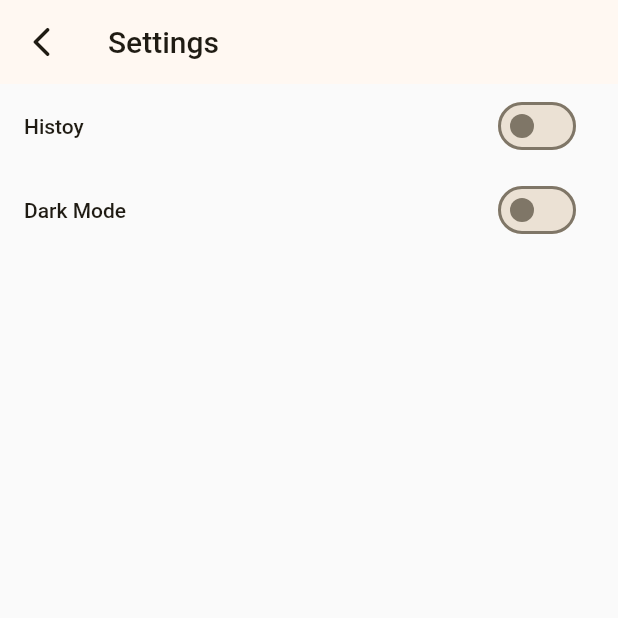
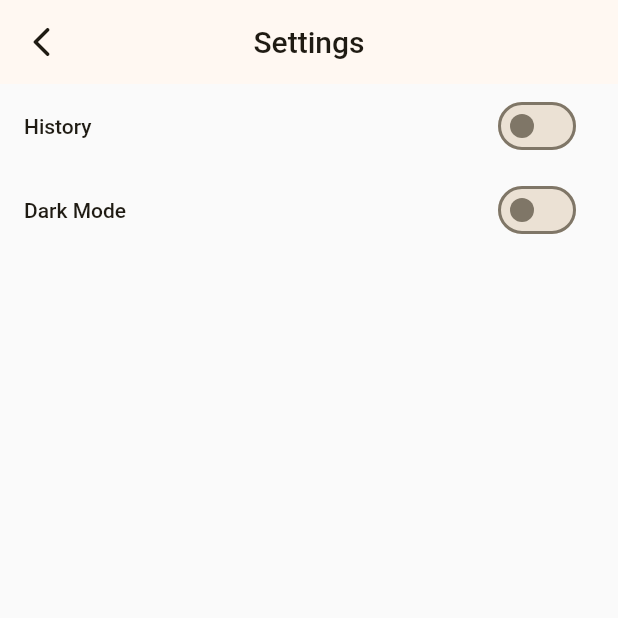
Before and after one commit to shubhamkarnalkar/flutter-pdf-battles, a Flutter app: the screen it shows after launch, after a tap on the "settings" icon, on a phone screen of 412 x 824 dp, the top half of it. Run offline on Flutter 3.47's test engine with Material 2 defaults, Android fonts, the phone set to English and light mode, and no system bars; our stand-ins replace carousel_slider, file_picker, flutter_riverpod, hive_flutter, lottie; missing offline and left inert: flutter_cached_pdfview, receive_sharing_intent; accounts and stored records are empty; project files that could hold a hidden picture were left out.

Commit message:
dark theme adaptation

```diff
--- a/lib/common/constants/constants.dart
+++ b/lib/common/constants/constants.dart
@@ -3,6 +3,6 @@ const String girlOnShoppingCartOrange =
     "assets/animations/girl-on-shopping-cart-orange.json";
 const String settingsBox = 'settings';
 const String filesBox = 'files';
-const String theme = 'theme';
+const String themeWord = 'theme';
 const String historyFiles = 'history_files';
 const String isHistoyOn = 'is_history_on';
--- /dev/null
+++ b/lib/common/theme.dart
@@ -0,0 +1,23 @@
+import 'package:flutter/material.dart';
+
+/// Custom Theme Class in order to give colors to the widgets.
+class ThemeDesigner {
+  // for dark theme add the properties in the copwith method
+  static get DarkTheme => ThemeData.dark().copyWith(
+        useMaterial3: true,
+        primaryColor: Colors.white,
+        floatingActionButtonTheme: FloatingActionButtonThemeData().copyWith(
+          backgroundColor: Colors.black54,
+        ),
+        // switchTheme: SwitchThemeData().copyWith(
+        //   thumbColor: MaterialStatePropertyAll(Colors.black),
+        //   trackColor: MaterialStatePropertyAll(Colors.grey),
+        // ),
+      );
+
+  // for light theme add the properties in the copwith method
+  static get LightTheme => ThemeData.light().copyWith(
+        useMaterial3: true,
+        colorScheme: ColorScheme.fromSeed(seedColor: Colors.amber),
+      );
+}
--- a/lib/controller/settings_controller.dart
+++ b/lib/controller/settings_controller.dart
@@ -8,7 +8,7 @@ final settingsProvider = Provider((ref) {
 });
 
 final themeModeProvider =
-    StateNotifierProvider<ThemeValueNotifier, ThemeData>((ref) {
+    StateNotifierProvider<ThemeValueNotifier, ThemeMode>((ref) {
   return ThemeValueNotifier(ref.read(settingsProvider));
 });
 
@@ -20,51 +20,32 @@ final settingsChangeProvider = StreamProvider((ref) async* {
   yield Hive.box(settingsBox).listenable();
 });
 
-class ThemeValueNotifier extends StateNotifier<ThemeData> {
+class ThemeValueNotifier extends StateNotifier<ThemeMode> {
   final Box<dynamic> settingsVal;
-  ThemeValueNotifier(this.settingsVal)
-      : super(
-          ThemeData.light().copyWith(
-            colorScheme: ColorScheme.fromSeed(seedColor: Colors.amber),
-            useMaterial3: true,
-          ),
-        ) {
+  ThemeValueNotifier(this.settingsVal) : super(ThemeMode.light) {
     init(settingsVal);
   }
 
   init(Box<dynamic> settingsVal) {
     if (Hive.isBoxOpen(settingsBox)) {
-      debugPrint(Hive.isBoxOpen(settingsBox).toString());
-      final ThemeMode themeMode = settingsVal.get(theme) ?? ThemeMode.light;
-      switch (themeMode) {
-        case ThemeMode.dark:
-          state = ThemeData.dark().copyWith(
-            colorScheme: ColorScheme.fromSeed(seedColor: Colors.amber),
-            useMaterial3: true,
-          );
-        default:
-          state = ThemeData.light().copyWith(
-            colorScheme: ColorScheme.fromSeed(seedColor: Colors.amber),
-            useMaterial3: true,
-          );
+      // debugPrint(Hive.isBoxOpen(settingsBox).toString());
+      var themeMode = settingsVal.get(themeWord, defaultValue: ThemeMode.light);
+      if (themeMode == ThemeMode.dark.toString()) {
+        state = ThemeMode.dark;
+      } else {
+        state = ThemeMode.light;
       }
     }
   }
 
   setDark() async {
-    await settingsVal.put(theme, ThemeMode.dark);
-    state = ThemeData.dark().copyWith(
-      colorScheme: ColorScheme.fromSeed(seedColor: Colors.amber),
-      useMaterial3: true,
-    );
+    await settingsVal.put(themeWord, ThemeMode.dark.toString());
+    state = ThemeMode.dark;
   }
 
   setLight() async {
-    await settingsVal.put(theme, ThemeMode.light);
-    state = ThemeData.light().copyWith(
-      colorScheme: ColorScheme.fromSeed(seedColor: Colors.amber),
-      useMaterial3: true,
-    );
+    await settingsVal.put(themeWord, ThemeMode.light.toString());
+    state = ThemeMode.light;
   }
 }
 
--- a/lib/main.dart
+++ b/lib/main.dart
@@ -1,6 +1,7 @@
 import 'package:flutter/material.dart';
 import 'package:flutter_riverpod/flutter_riverpod.dart';
 import 'common/initialize_functions.dart';
+import 'common/theme.dart';
 import 'controller/settings_controller.dart';
 import 'view/home_page.dart';
 
@@ -25,7 +26,9 @@ class _MyAppState extends ConsumerState<MyApp> {
   Widget build(BuildContext context) {
     return MaterialApp(
       title: 'PDF Battles',
-      theme: ref.watch(themeModeProvider),
+      themeMode: ref.watch(themeModeProvider),
+      theme: ThemeDesigner.LightTheme,
+      darkTheme: ThemeDesigner.DarkTheme,
       debugShowCheckedModeBanner: false,
       home: const HomePage(),
     );
--- a/lib/view/home_page.dart
+++ b/lib/view/home_page.dart
@@ -72,7 +72,8 @@ class _HomePageState extends ConsumerState<HomePage>
     );
     return Scaffold(
       appBar: AppBar(
-        title: const Text(''),
+        title: const Text('PDF Battles'),
+        centerTitle: true,
         actions: [
           IconButton(
             onPressed: navToSettingsPage,
--- a/lib/view/settings_page.dart
+++ b/lib/view/settings_page.dart
@@ -25,11 +25,13 @@ class _SettingsPageState extends ConsumerState<SettingsPage> {
 
   @override
   Widget build(BuildContext context) {
+    final bool isDark = identical(ref.watch(themeModeProvider), ThemeMode.dark);
     return Scaffold(
       appBar: AppBar(
         title: const Text(
           'Settings',
         ),
+        centerTitle: true,
         leading: IconButton(
           icon: const Icon(Icons.arrow_back_ios_rounded),
           onPressed: () => Navigator.of(context).pop(),
@@ -40,11 +42,11 @@ class _SettingsPageState extends ConsumerState<SettingsPage> {
           children: [
             SwitchListTile(
               value: false,
-              title: const Text("Histoy"),
+              title: const Text("History"),
               onChanged: setHistoryValue,
             ),
             SwitchListTile(
-              value: false,
+              value: isDark,
               title: const Text("Dark Mode"),
               onChanged: setDarkModeValue,
             ),
```
